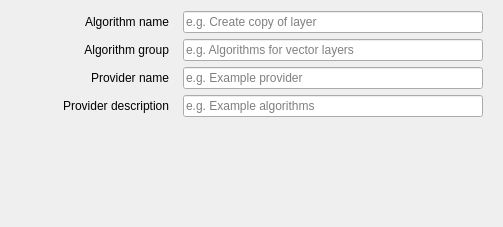
This is plugin_templates/processing_provider/wizard_form_base.ui in g-sherman/Qgis-Plugin-Builder as Qt 5 draws it before an edit. The edited form follows.
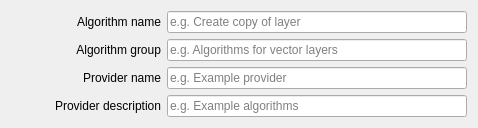
This is the edited form.

Diff of the .ui file:
```diff
--- a/plugin_templates/processing_provider/wizard_form_base.ui
+++ b/plugin_templates/processing_provider/wizard_form_base.ui
@@ -6,8 +6,8 @@
    <rect>
     <x>0</x>
     <y>0</y>
-    <width>503</width>
-    <height>227</height>
+    <width>200</width>
+    <height>100</height>
    </rect>
   </property>
   <layout class="QGridLayout" name="gridLayout">
@@ -21,7 +21,7 @@
      </property>
      <property name="maximumSize">
       <size>
-       <width>300</width>
+       <width>16777215</width>
        <height>16777215</height>
       </size>
      </property>
@@ -46,7 +46,7 @@
      </property>
      <property name="maximumSize">
       <size>
-       <width>150</width>
+       <width>16777215</width>
        <height>16777215</height>
       </size>
      </property>
@@ -71,7 +71,7 @@
      </property>
      <property name="maximumSize">
       <size>
-       <width>150</width>
+       <width>16777215</width>
        <height>16777215</height>
       </size>
      </property>
@@ -96,7 +96,7 @@
      </property>
      <property name="maximumSize">
       <size>
-       <width>150</width>
+       <width>16777215</width>
        <height>16777215</height>
       </size>
      </property>
@@ -134,7 +134,7 @@
      </property>
      <property name="maximumSize">
       <size>
-       <width>300</width>
+       <width>16777215</width>
        <height>16777215</height>
       </size>
      </property>
@@ -159,7 +159,7 @@
      </property>
      <property name="maximumSize">
       <size>
-       <width>300</width>
+       <width>16777215</width>
        <height>16777215</height>
       </size>
      </property>
@@ -184,7 +184,7 @@
      </property>
      <property name="maximumSize">
       <size>
-       <width>300</width>
+       <width>16777215</width>
        <height>16777215</height>
       </size>
      </property>
@@ -209,7 +209,7 @@
      </property>
      <property name="maximumSize">
       <size>
-       <width>150</width>
+       <width>16777215</width>
        <height>16777215</height>
       </size>
      </property>
```
